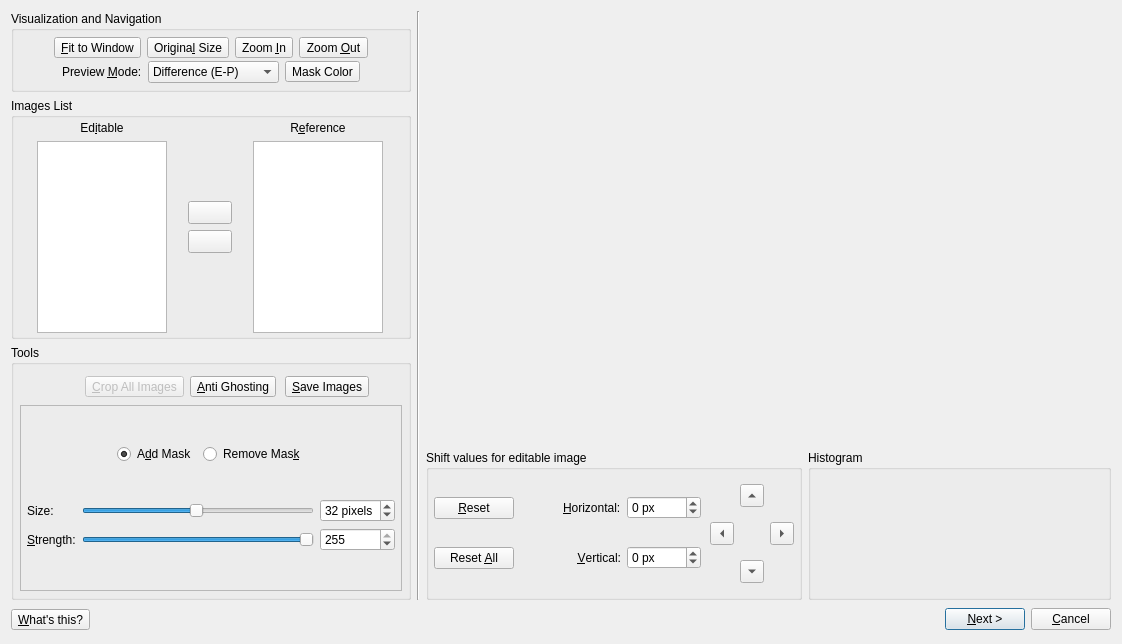
Before: the Qt Designer form src/HdrWizard/EditingTools.ui in LuminanceHDR/LuminanceHDR, drawn with Qt 5.
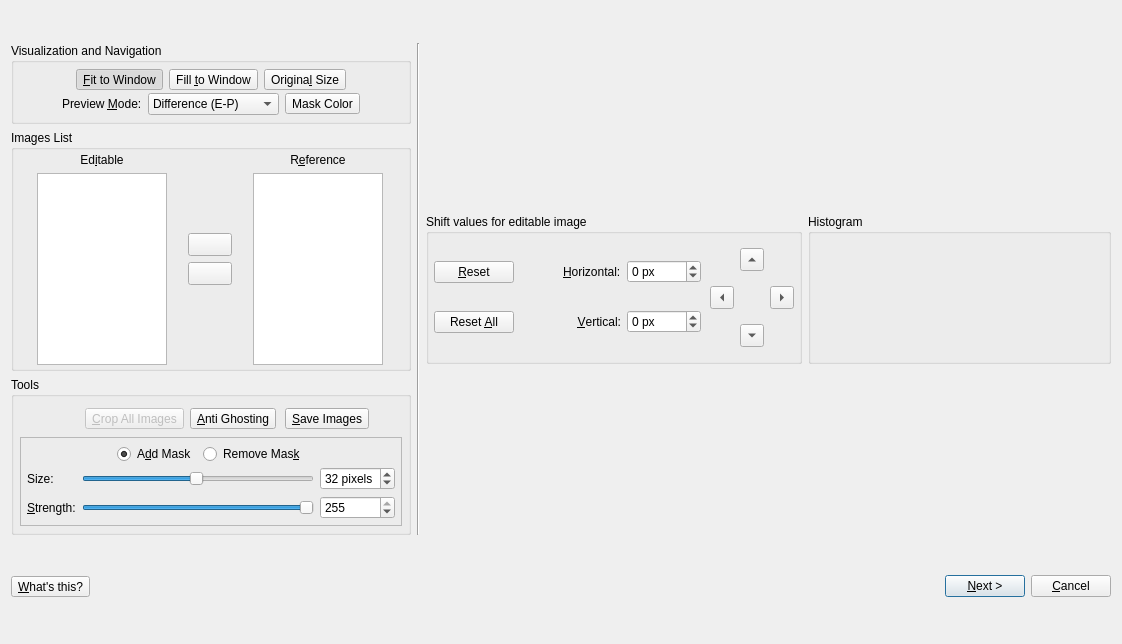
After: the same form once the commit is applied. Icons and pictures are not drawn.

Commit message: [EditingTools]: Use of QGraphicsView. Initial commit

```diff
--- a/src/HdrWizard/EditingTools.ui
+++ b/src/HdrWizard/EditingTools.ui
@@ -29,10 +29,8 @@
   <property name="modal">
    <bool>true</bool>
   </property>
-  <layout class="QGridLayout" name="gridLayout_3">
+  <layout class="QGridLayout" name="gridLayout_4">
    <item row="0" column="0">
-    <layout class="QHBoxLayout" name="horizontalLayout_3">
-     <item>
       <layout class="QHBoxLayout" name="horizontalLayout">
        <item>
         <layout class="QVBoxLayout" name="verticalLayout_3">
@@ -104,6 +102,38 @@
                   <property name="checkable">
                    <bool>true</bool>
                   </property>
+                <property name="checked">
+                 <bool>true</bool>
+                </property>
+                <property name="autoExclusive">
+                 <bool>true</bool>
+                </property>
+               </widget>
+              </item>
+              <item>
+               <widget class="QToolButton" name="fillButton">
+                <property name="toolTip">
+                 <string>Zoom In</string>
+                </property>
+                <property name="text">
+                 <string>Fill &amp;to Window</string>
+                </property>
+                <property name="icon">
+                 <iconset resource="../../icons.qrc">
+                  <normaloff>:/new/prefix1/images/viewmagfit.png</normaloff>:/new/prefix1/images/viewmagfit.png</iconset>
+                </property>
+                <property name="iconSize">
+                 <size>
+                  <width>22</width>
+                  <height>22</height>
+                 </size>
+                </property>
+                <property name="checkable">
+                 <bool>true</bool>
+                </property>
+                <property name="autoExclusive">
+                 <bool>true</bool>
+                </property>
                  </widget>
                 </item>
                 <item>
@@ -124,45 +154,11 @@
                     <height>22</height>
                    </size>
                   </property>
-                 </widget>
-                </item>
-                <item>
-                 <widget class="QToolButton" name="zoomInButton">
-                  <property name="toolTip">
-                   <string>Zoom In</string>
-                  </property>
-                  <property name="text">
-                   <string>Zoom &amp;In</string>
-                  </property>
-                  <property name="icon">
-                   <iconset resource="../../icons.qrc">
-                    <normaloff>:/new/prefix1/images/viewmag_inc.png</normaloff>:/new/prefix1/images/viewmag_inc.png</iconset>
-                  </property>
-                  <property name="iconSize">
-                   <size>
-                    <width>22</width>
-                    <height>22</height>
-                   </size>
-                  </property>
-                 </widget>
-                </item>
-                <item>
-                 <widget class="QToolButton" name="zoomOutButton">
-                  <property name="toolTip">
-                   <string>Zoom Out</string>
-                  </property>
-                  <property name="text">
-                   <string>Zoom &amp;Out</string>
-                  </property>
-                  <property name="icon">
-                   <iconset resource="../../icons.qrc">
-                    <normaloff>:/new/prefix1/images/viewmag_dec.png</normaloff>:/new/prefix1/images/viewmag_dec.png</iconset>
-                  </property>
-                  <property name="iconSize">
-                   <size>
-                    <width>22</width>
-                    <height>22</height>
-                   </size>
+                <property name="checkable">
+                 <bool>true</bool>
+                </property>
+                <property name="autoExclusive">
+                 <bool>true</bool>
                   </property>
                  </widget>
                 </item>
@@ -793,48 +789,9 @@
        </item>
       </layout>
      </item>
-     <item>
-      <layout class="QVBoxLayout" name="verticalLayout_2">
-       <property name="spacing">
-        <number>-1</number>
-       </property>
-       <property name="sizeConstraint">
-        <enum>QLayout::SetDefaultConstraint</enum>
-       </property>
-       <item>
-        <widget class="QFrame" name="previewImageFrame">
-         <property name="sizePolicy">
-          <sizepolicy hsizetype="MinimumExpanding" vsizetype="Ignored">
-           <horstretch>0</horstretch>
-           <verstretch>0</verstretch>
-          </sizepolicy>
-         </property>
-         <property name="minimumSize">
-          <size>
-           <width>555</width>
-           <height>300</height>
-          </size>
-         </property>
-         <property name="focusPolicy">
-          <enum>Qt::StrongFocus</enum>
-         </property>
-         <property name="whatsThis">
-          <string>&lt;html&gt;&lt;head&gt;&lt;meta name=&quot;qrichtext&quot; content=&quot;1&quot; /&gt;&lt;style type=&quot;text/css&quot;&gt;
-p, li { white-space: pre-wrap; }
-&lt;/style&gt;&lt;/head&gt;&lt;body style=&quot; font-family:'Sans Serif'; font-size:9pt; font-weight:400; font-style:normal; text-decoration:none;&quot;&gt;
-&lt;p style=&quot; margin-top:0px; margin-bottom:0px; margin-left:0px; margin-right:0px; -qt-block-indent:0; text-indent:0px;&quot;&gt;This area shows the preview (using the preview mode on the left) between the editable and reference image.&lt;/p&gt;
-&lt;p style=&quot; margin-top:0px; margin-bottom:0px; margin-left:0px; margin-right:0px; -qt-block-indent:0; text-indent:0px;&quot;&gt;If the same image is selected in both the editable and reference list, this area will show the image itself.&lt;/p&gt;
-&lt;p style=&quot; margin-top:0px; margin-bottom:0px; margin-left:0px; margin-right:0px; -qt-block-indent:0; text-indent:0px;&quot;&gt;Clicking and holding the left mouse button you will be able to select a crop area.&lt;/p&gt;&lt;/body&gt;&lt;/html&gt;</string>
-         </property>
-         <property name="frameShape">
-          <enum>QFrame::NoFrame</enum>
-         </property>
-         <property name="frameShadow">
-          <enum>QFrame::Sunken</enum>
-         </property>
-        </widget>
-       </item>
-       <item>
+   <item row="0" column="1">
+    <layout class="QGridLayout" name="gridLayout_3">
+     <item row="0" column="0">
         <layout class="QHBoxLayout" name="horizontalLayout_2">
          <item>
           <widget class="QGroupBox" name="correctionsGroupBox">
@@ -1070,9 +1027,7 @@
        </item>
       </layout>
      </item>
-    </layout>
-   </item>
-   <item row="1" column="0">
+   <item row="1" column="0" colspan="2">
     <layout class="QHBoxLayout">
      <property name="spacing">
       <number>6</number>
```
Left out of the diff: 2 changed lines with no effect on the pictures. Lines whose indentation alone changed are shown as unchanged. The commit also changes 9 other files.
